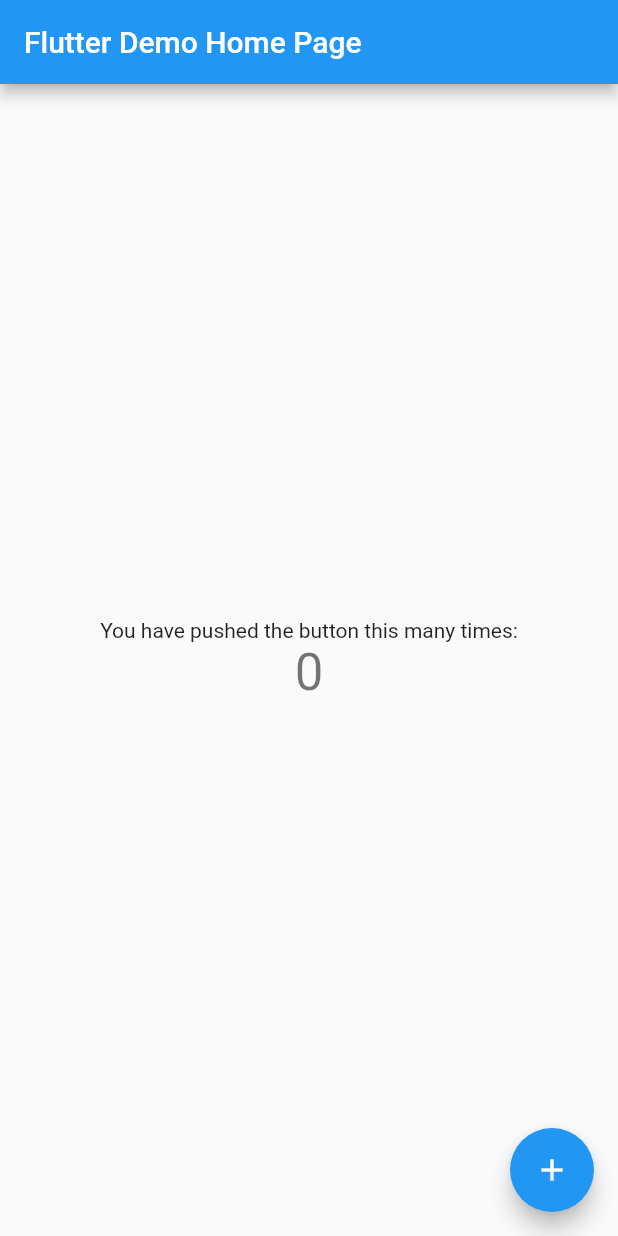
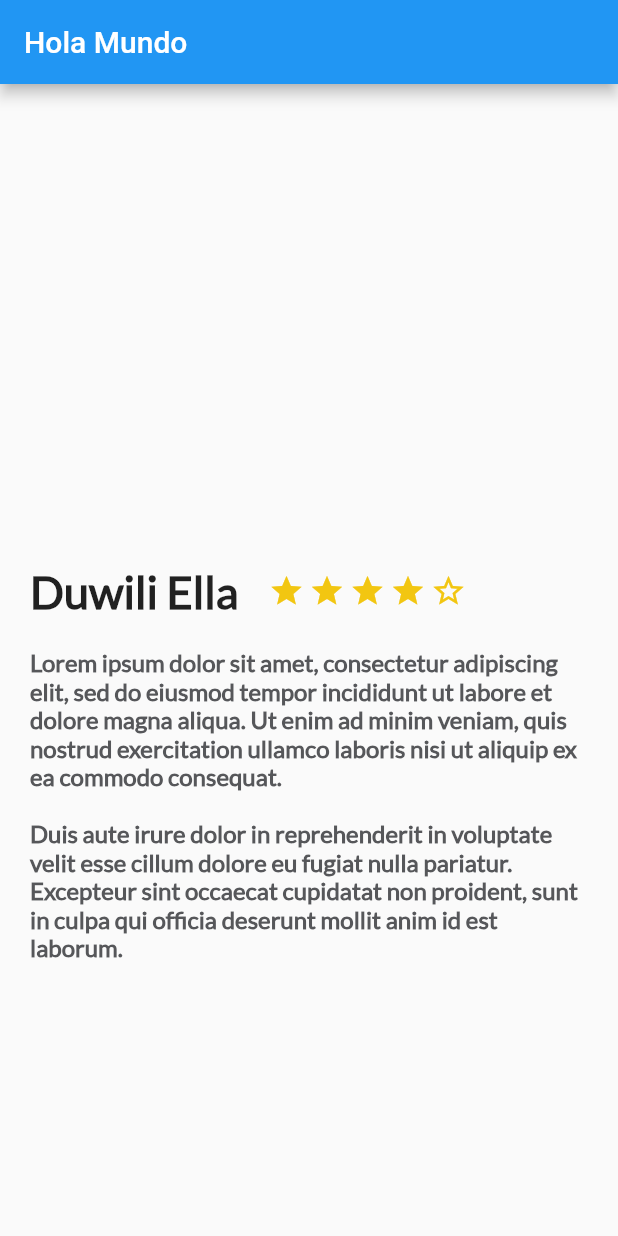
Before and after one commit to JARS1904/Trips_app, a Flutter app: the screen it shows after launch, on a phone screen of 412 x 824 dp. Run offline on Flutter 3.47's test engine with Material 2 defaults, Android fonts, the phone set to English and light mode, and no system bars.

Commit message:
Agregado al main.dart el nombre del lugar, las estrellas y la descripcion

```diff
--- /dev/null
+++ b/lib/description_place.dart
@@ -0,0 +1,103 @@
+import 'package:flutter/material.dart';
+
+class DescriptionPlace extends StatelessWidget {
+
+  String namePlace;
+  int stars;
+  String descriptionPlace;
+
+  DescriptionPlace(this.namePlace, this.stars, this.descriptionPlace);
+
+  @override
+  Widget build(BuildContext context) {
+    // TODO: implement build
+
+    final star = Container(
+      margin: EdgeInsets.only(
+        top: 320.0,
+        right: 3.0,
+      ),
+      child: Icon(
+        Icons.star,
+        color: Color(0xFFf2c611),
+      ),
+    );
+
+    final star_border = Container(
+      margin: EdgeInsets.only(
+        top: 320.0,
+        right: 3.0,
+      ),
+      child: Icon(
+        Icons.star_border,
+        color: Color(0xFFf2c611),
+      ),
+    );
+
+    final star_half = Container(
+      margin: EdgeInsets.only(
+        top: 320.0,
+        right: 3.0,
+      ),
+      child: Icon(
+        Icons.star_half,
+        color: Color(0xFFf2c611),
+      ),
+    );
+
+    final title_stars = Row(
+      children: [
+        Container(
+          margin: EdgeInsets.only(
+            top: 320.0,
+            left: 20.0,
+            right: 20.0,
+          ),
+          child: Text(
+            namePlace,
+            style: TextStyle(
+              fontFamily: "Lato",
+              fontSize: 30.0,
+              fontWeight: FontWeight.w900,
+            ),
+            textAlign: TextAlign.left,
+          ),
+        ),
+        Row(
+          children: [
+            star,
+            star,
+            star,
+            star,
+            star_border,
+          ],
+        ),
+      ],
+    );
+
+    final description = Container(
+      margin: EdgeInsets.only(
+        top: 20.0,
+        left: 20.0,
+        right: 20.0,
+      ),
+      child: Text(
+        descriptionPlace,
+        style: TextStyle(
+          color: Color(0xFF56575a),
+          fontWeight: FontWeight.bold,
+          fontFamily: "Lato",
+          fontSize: 16.0,
+        ),
+      ),
+    );
+
+    return Column(
+      children: [
+        title_stars,
+        description,
+      ],
+    );
+  }
+
+}
--- a/lib/main.dart
+++ b/lib/main.dart
@@ -1,11 +1,13 @@
 import 'package:flutter/material.dart';
+import 'description_place.dart';
 
 void main() {
-  runApp(const MyApp());
+  runApp(MyApp());
 }
 
 class MyApp extends StatelessWidget {
-  const MyApp({super.key});
+
+  String descriptionPlace = "Lorem ipsum dolor sit amet, consectetur adipiscing elit, sed do eiusmod tempor incididunt ut labore et dolore magna aliqua. Ut enim ad minim veniam, quis nostrud exercitation ullamco laboris nisi ut aliquip ex ea commodo consequat.\n\nDuis aute irure dolor in reprehenderit in voluptate velit esse cillum dolore eu fugiat nulla pariatur. Excepteur sint occaecat cupidatat non proident, sunt in culpa qui officia deserunt mollit anim id est laborum.";
 
   // This widget is the root of your application.
   @override
@@ -13,103 +15,14 @@
     return MaterialApp(
       title: 'Flutter Demo',
       theme: ThemeData(
-        // This is the theme of your application.
-        //
-        // Try running your application with "flutter run". You'll see the
-        // application has a blue toolbar. Then, without quitting the app, try
-        // changing the primarySwatch below to Colors.green and then invoke
-        // "hot reload" (press "r" in the console where you ran "flutter run",
-        // or simply save your changes to "hot reload" in a Flutter IDE).
-        // Notice that the counter didn't reset back to zero; the application
-        // is not restarted.
         primarySwatch: Colors.blue,
       ),
-      home: const MyHomePage(title: 'Flutter Demo Home Page'),
+      home: Scaffold(
+        appBar: AppBar(
+          title: Text("Hola Mundo"),
+        ),
+        body: DescriptionPlace("Duwili Ella", 4, descriptionPlace),
+      ),
     );
   }
 }
-
-class MyHomePage extends StatefulWidget {
-  const MyHomePage({super.key, required this.title});
-
-  // This widget is the home page of your application. It is stateful, meaning
-  // that it has a State object (defined below) that contains fields that affect
-  // how it looks.
-
-  // This class is the configuration for the state. It holds the values (in this
-  // case the title) provided by the parent (in this case the App widget) and
-  // used by the build method of the State. Fields in a Widget subclass are
-  // always marked "final".
-
-  final String title;
-
-  @override
-  State<MyHomePage> createState() => _MyHomePageState();
-}
-
-class _MyHomePageState extends State<MyHomePage> {
-  int _counter = 0;
-
-  void _incrementCounter() {
-    setState(() {
-      // This call to setState tells the Flutter framework that something has
-      // changed in this State, which causes it to rerun the build method below
-      // so that the display can reflect the updated values. If we changed
-      // _counter without calling setState(), then the build method would not be
-      // called again, and so nothing would appear to happen.
-      _counter++;
-    });
-  }
-
-  @override
-  Widget build(BuildContext context) {
-    // This method is rerun every time setState is called, for instance as done
-    // by the _incrementCounter method above.
-    //
-    // The Flutter framework has been optimized to make rerunning build methods
-    // fast, so that you can just rebuild anything that needs updating rather
-    // than having to individually change instances of widgets.
-    return Scaffold(
-      appBar: AppBar(
-        // Here we take the value from the MyHomePage object that was created by
-        // the App.build method, and use it to set our appbar title.
-        title: Text(widget.title),
-      ),
-      body: Center(
-        // Center is a layout widget. It takes a single child and positions it
-        // in the middle of the parent.
-        child: Column(
-          // Column is also a layout widget. It takes a list of children and
-          // arranges them vertically. By default, it sizes itself to fit its
-          // children horizontally, and tries to be as tall as its parent.
-          //
-          // Invoke "debug painting" (press "p" in the console, choose the
-          // "Toggle Debug Paint" action from the Flutter Inspector in Android
-          // Studio, or the "Toggle Debug Paint" command in Visual Studio Code)
-          // to see the wireframe for each widget.
-          //
-          // Column has various properties to control how it sizes itself and
-          // how it positions its children. Here we use mainAxisAlignment to
-          // center the children vertically; the main axis here is the vertical
-          // axis because Columns are vertical (the cross axis would be
-          // horizontal).
-          mainAxisAlignment: MainAxisAlignment.center,
-          children: <Widget>[
-            const Text(
-              'You have pushed the button this many times:',
-            ),
-            Text(
-              '$_counter',
-              style: Theme.of(context).textTheme.headlineMedium,
-            ),
-          ],
-        ),
-      ),
-      floatingActionButton: FloatingActionButton(
-        onPressed: _incrementCounter,
-        tooltip: 'Increment',
-        child: const Icon(Icons.add),
-      ), // This trailing comma makes auto-formatting nicer for build methods.
-    );
-  }
-}
```
Also changed, not shown: pubspec.yaml (+13 -14 lines), assets/fonts/Lato-Regular.ttf (added), assets/img/foto_perfil.jpeg (added), 6 other files.
